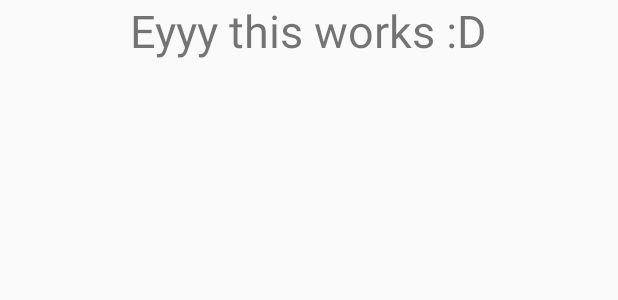
After one commit to ultimatedbz/EZLapse, an Android app: the layout activity_yes_lapse.xml on its own in the app's theme, with its tools: preview values and no code run, on a phone screen of 412 x 824 dp. The commit adds this screen. Shown: the top 300 px of the screen. Run offline under Robolectric (Android 15) with nearby library versions, the phone set to English and light mode, and no system bars.

```diff
--- /dev/null
+++ b/app/src/main/res/layout/activity_yes_lapse.xml
@@ -0,0 +1,14 @@
+<?xml version="1.0" encoding="utf-8"?>
+<RelativeLayout xmlns:android="http://schemas.android.com/apk/res/android"
+    android:orientation="vertical"
+    android:layout_width="match_parent"
+    android:layout_height="match_parent">
+    <TextView
+        android:layout_width="wrap_content"
+        android:layout_height="wrap_content"
+        android:text="@string/yes_lapses"
+        android:textSize="30dp"
+        android:layout_above="@+id/no_ez_button"
+        android:layout_centerHorizontal="true"
+     />
+</RelativeLayout>
--- a/app/src/main/res/values/strings.xml
+++ b/app/src/main/res/values/strings.xml
@@ -5,6 +5,7 @@
     <string name="hello_world">Hello world!</string>
     <string name="action_settings">Settings</string>
     <string name="no_lapses">You have no EZLapses :(</string>
+    <string name="yes_lapses">Eyyy this works :D</string>
     <string name="new_lapse_button">Create New EZLapse</string>
     <string name="title_activity_fullscreen_camera">FullscreenCamera</string>
     <string name="dummy_button">Dummy Button</string>
```
Also changed, not shown: app/src/main/java/jycprogrammer/ultimatedbz/ezlapse/Lapse.java (added, +35 -0 lines), app/src/main/java/jycprogrammer/ultimatedbz/ezlapse/LapseGallery.java (added, +48 -0 lines), app/src/main/java/jycprogrammer/ultimatedbz/ezlapse/LapseGridActivity.java (+12 -3 lines), app/src/main/java/jycprogrammer/ultimatedbz/ezlapse/Photo.java (added, +7 -0 lines), 1 other file.
